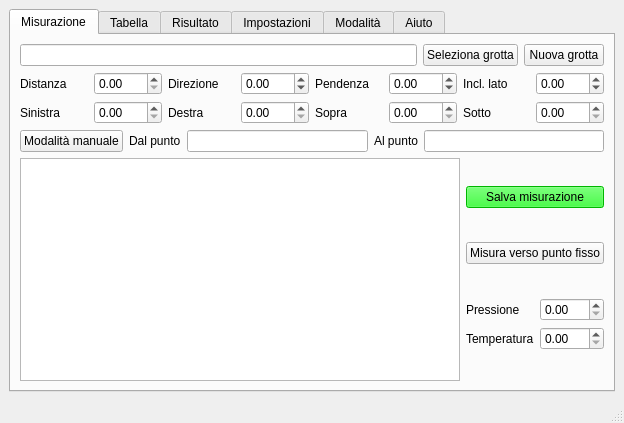
Before: the Qt Designer form charlotte/charlotte.ui in zorbaproject/Meatloaf, drawn with Qt 5.
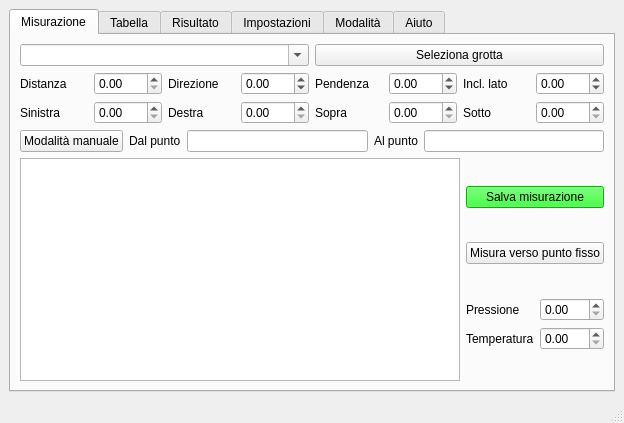
After: the same form once the commit is applied.

Commit message: LineEdit sostituita con ComboBox

Diff of the .ui file:
```diff
--- a/charlotte/charlotte.ui
+++ b/charlotte/charlotte.ui
@@ -28,19 +28,16 @@
         <item>
          <layout class="QHBoxLayout" name="horizontalLayout_6">
           <item>
-           <widget class="QLineEdit" name="cavename"/>
-          </item>
-          <item>
-           <widget class="QPushButton" name="selectcave">
-            <property name="text">
-             <string>Seleziona grotta</string>
+           <widget class="QComboBox" name="cavename">
+            <property name="editable">
+             <bool>true</bool>
             </property>
            </widget>
           </item>
           <item>
-           <widget class="QPushButton" name="newcave">
+           <widget class="QPushButton" name="selectcave">
             <property name="text">
-             <string>Nuova grotta</string>
+             <string>Seleziona grotta</string>
             </property>
            </widget>
           </item>
```
The commit also changes 1 other file.
